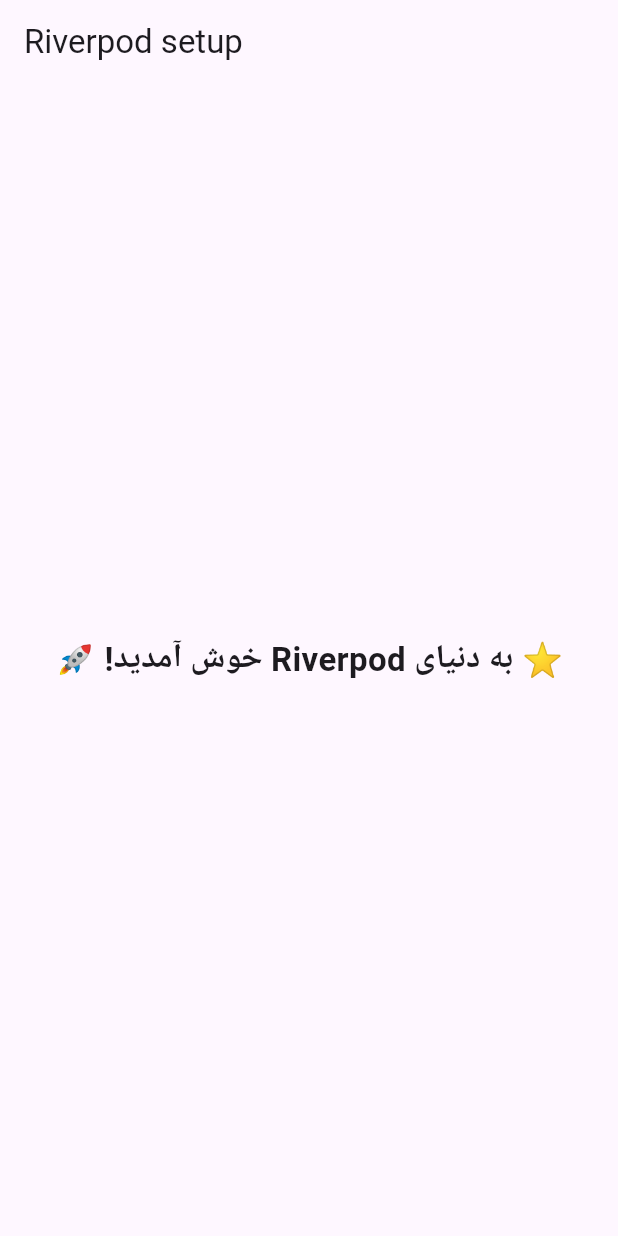
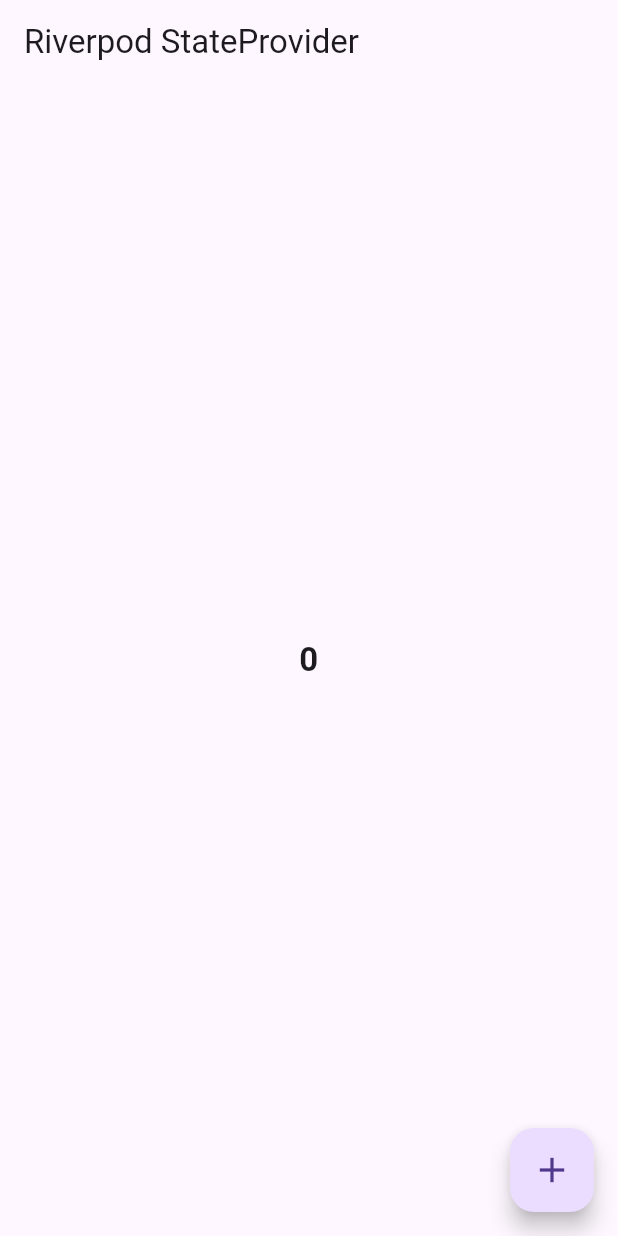
Before and after one commit to hasan7575/flutter_riverpod_tutorials, a Flutter app: the screen it shows after launch, on a phone screen of 412 x 824 dp. Run offline on Flutter 3.47's test engine with Material 3 defaults, Android fonts, the phone set to English and light mode, and no system bars; our stand-ins replace flutter_riverpod.

Commit message:
learn StateProvider

```diff
--- /dev/null
+++ b/lib/counter_provider.dart
@@ -0,0 +1,5 @@
+
+
+import 'package:flutter_riverpod/legacy.dart';
+
+final counterProvider=StateProvider<int>((ref)=>0);
--- a/lib/main.dart
+++ b/lib/main.dart
@@ -10,10 +10,6 @@ void main() {
   );
 }
 
-
-final welcomeMessageProvider=Provider<String>((ref){
-  return "⭐️ به دنیای Riverpod خوش آمدید! 🚀";
-});
 
 class MyApp extends StatelessWidget {
   const MyApp({super.key});
@@ -28,27 +24,3 @@ class MyApp extends StatelessWidget {
     );
   }
 }
-
-
-
-class HomePage extends ConsumerWidget{
-  @override
-  Widget build(BuildContext context, WidgetRef ref) {
-    final welcomeMessage=ref.watch(welcomeMessageProvider);
-    // TODO: implement build
-    return Scaffold(
-      appBar: AppBar(
-        title: Text("Riverpod setup"),
-      ),
-      body: Center(
-        child: Column(
-          mainAxisAlignment: MainAxisAlignment.center,
-          children: [
-            Text(welcomeMessage,style: TextStyle(fontSize: 22,fontWeight: FontWeight.bold,),textDirection: TextDirection.rtl,)
-          ],
-        ),
-      ),
-    );
-  }
-
-}
```
Also changed, not shown: lib/home_page.dart (+15 -109 lines), lib/providers.dart (+0 -7 lines).
